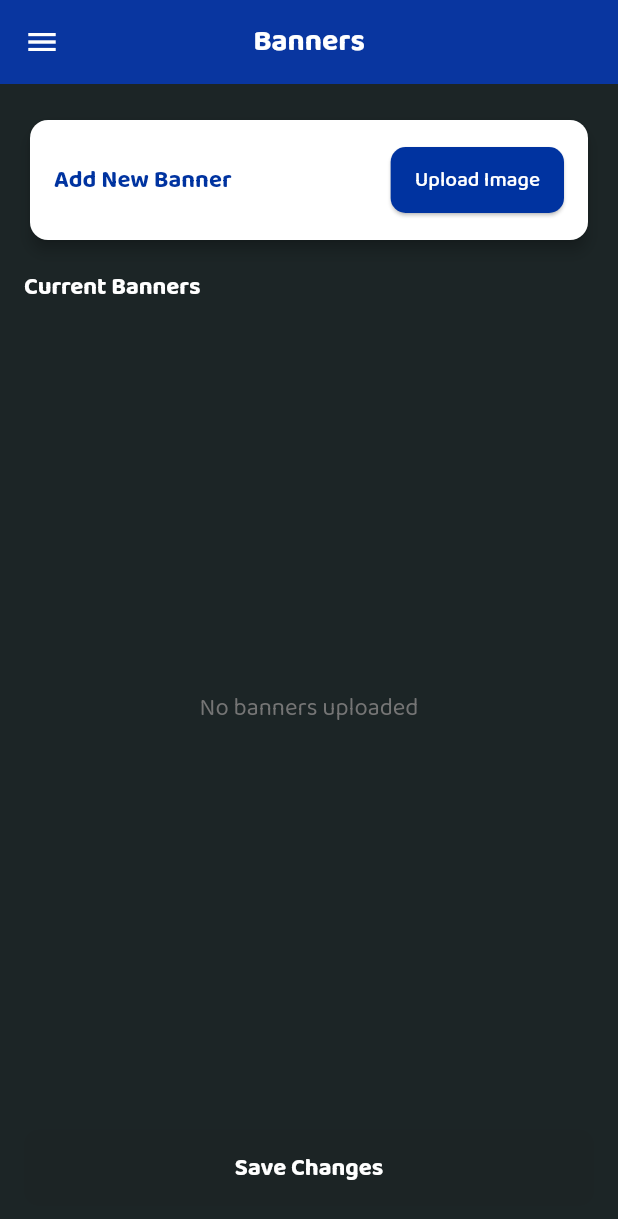
After one commit to lansoyyy/customer_loyalty_merchant, a Flutter app: the BannersScreen screen opened directly, on a phone screen of 412 x 824 dp. The commit adds this screen. Shown: the top 1219 px of the screen. Run offline on Flutter 3.47's test engine with Material 3 defaults, Android fonts, the phone set to English and light mode, and no system bars; our stand-ins replace flutter_spinkit, fluttertoast, font_awesome_flutter, get, get_storage, image_picker and 1 more; missing offline and left inert: flutter_swipe_button; accounts and stored records are empty.

Commit message:
added banner ui

```diff
--- /dev/null
+++ b/lib/screens/banner_screen.dart
@@ -0,0 +1,314 @@
+import 'package:customer_loyalty/utils/colors.dart';
+import 'package:customer_loyalty/widgets/drawer_widget.dart';
+import 'package:customer_loyalty/widgets/text_widget.dart';
+import 'package:flutter/material.dart';
+import 'package:font_awesome_flutter/font_awesome_flutter.dart';
+import 'package:image_picker/image_picker.dart';
+import 'dart:io';
+
+class BannersScreen extends StatefulWidget {
+  const BannersScreen({super.key});
+
+  @override
+  _BannersScreenState createState() => _BannersScreenState();
+}
+
+class _BannersScreenState extends State<BannersScreen> {
+  final List<File> _banners = []; // List to store banner images
+  final ImagePicker _picker = ImagePicker();
+
+  Future<void> _addBanner() async {
+    final pickedFile = await _picker.pickImage(source: ImageSource.gallery);
+    if (pickedFile != null && mounted) {
+      setState(() {
+        _banners.add(File(pickedFile.path));
+      });
+    }
+  }
+
+  void _removeBanner(int index) {
+    showDialog(
+      context: context,
+      builder: (context) => AlertDialog(
+        shape: RoundedRectangleBorder(borderRadius: BorderRadius.circular(12)),
+        backgroundColor: Colors.white,
+        title: TextWidget(
+          text: 'Confirm Deletion',
+          fontSize: 18,
+          fontFamily: 'Bold',
+          color: bayanihanBlue,
+          isBold: true,
+        ),
+        content: TextWidget(
+          text: 'Are you sure you want to remove this banner?',
+          fontSize: 16,
+          fontFamily: 'Regular',
+          color: Colors.black87,
+        ),
+        actions: [
+          TextButton(
+            onPressed: () => Navigator.pop(context),
+            child: TextWidget(
+              text: 'Cancel',
+              fontSize: 14,
+              fontFamily: 'Medium',
+              color: Colors.grey[600],
+            ),
+          ),
+          ElevatedButton(
+            onPressed: () {
+              if (mounted) {
+                setState(() {
+                  _banners.removeAt(index);
+                });
+              }
+              Navigator.pop(context);
+              _showSnackBar('Banner removed successfully!', bayanihanBlue);
+            },
+            style: ElevatedButton.styleFrom(
+              backgroundColor: bayanihanBlue,
+              shape: RoundedRectangleBorder(
+                  borderRadius: BorderRadius.circular(10)),
+              padding: const EdgeInsets.symmetric(horizontal: 16, vertical: 8),
+            ),
+            child: TextWidget(
+              text: 'Confirm',
+              fontSize: 14,
+              fontFamily: 'Medium',
+              color: Colors.white,
+            ),
+          ),
+        ],
+      ),
+    );
+  }
+
+  void _saveChanges() {
+    showDialog(
+      context: context,
+      builder: (context) => AlertDialog(
+        shape: RoundedRectangleBorder(borderRadius: BorderRadius.circular(12)),
+        backgroundColor: Colors.white,
+        title: TextWidget(
+          text: 'Confirm Changes',
+          fontSize: 18,
+          fontFamily: 'Bold',
+          color: bayanihanBlue,
+          isBold: true,
+        ),
+        content: TextWidget(
+          text: 'Are you sure you want to save banner changes?',
+          fontSize: 16,
+          fontFamily: 'Regular',
+          color: Colors.black87,
+        ),
+        actions: [
+          TextButton(
+            onPressed: () => Navigator.pop(context),
+            child: TextWidget(
+              text: 'Cancel',
+              fontSize: 14,
+              fontFamily: 'Medium',
+              color: Colors.grey[600],
+            ),
+          ),
+          ElevatedButton(
+            onPressed: () {
+              Navigator.pop(context);
+              // Placeholder for saving banners (e.g., upload to server)
+              print(
+                  'Banners saved: ${_banners.map((file) => file.path).toList()}');
+              _showSnackBar('Banners saved successfully!', bayanihanBlue);
+            },
+            style: ElevatedButton.styleFrom(
+              backgroundColor: bayanihanBlue,
+              shape: RoundedRectangleBorder(
+                  borderRadius: BorderRadius.circular(10)),
+              padding: const EdgeInsets.symmetric(horizontal: 16, vertical: 8),
+            ),
+            child: TextWidget(
+              text: 'Confirm',
+              fontSize: 14,
+              fontFamily: 'Medium',
+              color: Colors.white,
+            ),
+          ),
+        ],
+      ),
+    );
+  }
+
+  void _showSnackBar(String message, Color color) {
+    ScaffoldMessenger.of(context).showSnackBar(
+      SnackBar(
+        content: TextWidget(
+          text: message,
+          fontSize: 14,
+          fontFamily: 'Regular',
+          color: Colors.white,
+        ),
+        backgroundColor: color,
+      ),
+    );
+  }
+
+  @override
+  Widget build(BuildContext context) {
+    return Scaffold(
+      drawer: const DrawerWidget(),
+      appBar: AppBar(
+        backgroundColor: bayanihanBlue,
+        foregroundColor: Colors.white,
+        title: TextWidget(
+          text: 'Banners',
+          fontSize: 20,
+          fontFamily: 'Bold',
+          color: Colors.white,
+          isBold: true,
+        ),
+        centerTitle: true,
+        elevation: 4,
+      ),
+      backgroundColor: backgroundColor,
+      body: Padding(
+        padding: const EdgeInsets.symmetric(horizontal: 16, vertical: 20),
+        child: Column(
+          crossAxisAlignment: CrossAxisAlignment.start,
+          children: [
+            // Add Banner Button
+            Card(
+              elevation: 4,
+              shape: RoundedRectangleBorder(
+                  borderRadius: BorderRadius.circular(12)),
+              color: Colors.white,
+              child: Padding(
+                padding: const EdgeInsets.all(16),
+                child: Row(
+                  mainAxisAlignment: MainAxisAlignment.spaceBetween,
+                  children: [
+                    TextWidget(
+                      text: 'Add New Banner',
+                      fontSize: 16,
+                      fontFamily: 'Bold',
+                      color: bayanihanBlue,
+                      isBold: true,
+                    ),
+                    ElevatedButton(
+                      onPressed: _addBanner,
+                      style: ElevatedButton.styleFrom(
+                        backgroundColor: bayanihanBlue,
+                        shape: RoundedRectangleBorder(
+                            borderRadius: BorderRadius.circular(10)),
+                        padding: const EdgeInsets.symmetric(
+                            horizontal: 16, vertical: 12),
+                      ),
+                      child: TextWidget(
+                        text: 'Upload Image',
+                        fontSize: 14,
+                        fontFamily: 'Medium',
+                        color: Colors.white,
+                      ),
+                    ),
+                  ],
+                ),
+              ),
+            ),
+            const SizedBox(height: 16),
+            // Banners Grid
+            TextWidget(
+              text: 'Current Banners',
+              fontSize: 16,
+              fontFamily: 'Bold',
+              color: Colors.white,
+              isBold: true,
+            ),
+            const SizedBox(height: 8),
+            Expanded(
+              child: _banners.isEmpty
+                  ? Center(
+                      child: TextWidget(
+                        text: 'No banners uploaded',
+                        fontSize: 16,
+                        fontFamily: 'Regular',
+                        color: Colors.grey[600],
+                      ),
+                    )
+                  : GridView.builder(
+                      gridDelegate:
+                          const SliverGridDelegateWithFixedCrossAxisCount(
+                        crossAxisCount: 2,
+                        crossAxisSpacing: 10,
+                        mainAxisSpacing: 10,
+                        childAspectRatio: 1,
+                      ),
+                      itemCount: _banners.length,
+                      itemBuilder: (context, index) {
+                        return Stack(
+                          children: [
+                            Card(
+                              elevation: 3,
+                              shape: RoundedRectangleBorder(
+                                  borderRadius: BorderRadius.circular(12)),
+                              color: Colors.white,
+                              child: ClipRRect(
+                                borderRadius: BorderRadius.circular(12),
+                                child: Image.file(
+                                  _banners[index],
+                                  fit: BoxFit.cover,
+                                ),
+                              ),
+                            ),
+                            Positioned(
+                              top: 8,
+                              right: 8,
+                              child: GestureDetector(
+                                onTap: () => _removeBanner(index),
+                                child: Container(
+                                  padding: const EdgeInsets.all(4),
+                                  decoration: BoxDecoration(
+                                    color: Colors.red[600],
+                                    shape: BoxShape.circle,
+                                  ),
+                                  child: const Icon(
+                                    FontAwesomeIcons.trash,
+                                    color: Colors.white,
+                                    size: 16,
+                                  ),
+                                ),
+                              ),
+                            ),
+                          ],
+                        );
+                      },
+                    ),
+            ),
+            const SizedBox(height: 20),
+            // Save Changes Button
+            SizedBox(
+              width: double.infinity,
+              child: ElevatedButton(
+                onPressed: _banners.isEmpty ? null : _saveChanges,
+                style: ElevatedButton.styleFrom(
+                  backgroundColor:
+                      _banners.isEmpty ? Colors.grey[800] : bayanihanBlue,
+                  shape: RoundedRectangleBorder(
+                      borderRadius: BorderRadius.circular(10)),
+                  padding: const EdgeInsets.symmetric(vertical: 14),
+                  elevation: 2,
+                  shadowColor: bayanihanBlue.withOpacity(0.3),
+                ),
+                child: TextWidget(
+                  text: 'Save Changes',
+                  fontSize: 16,
+                  fontFamily: 'Bold',
+                  color: Colors.white,
+                  isBold: true,
+                ),
+              ),
+            ),
+          ],
+        ),
+      ),
+    );
+  }
+}
```
Also changed, not shown: lib/widgets/drawer_widget.dart (+15 -3 lines).
